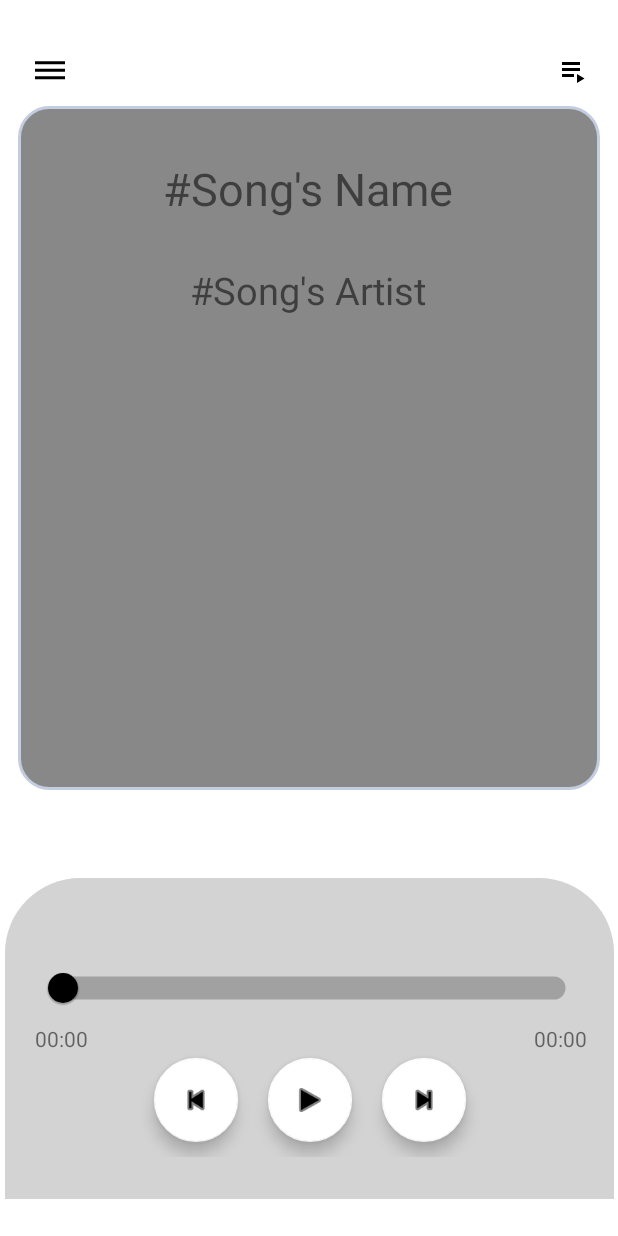
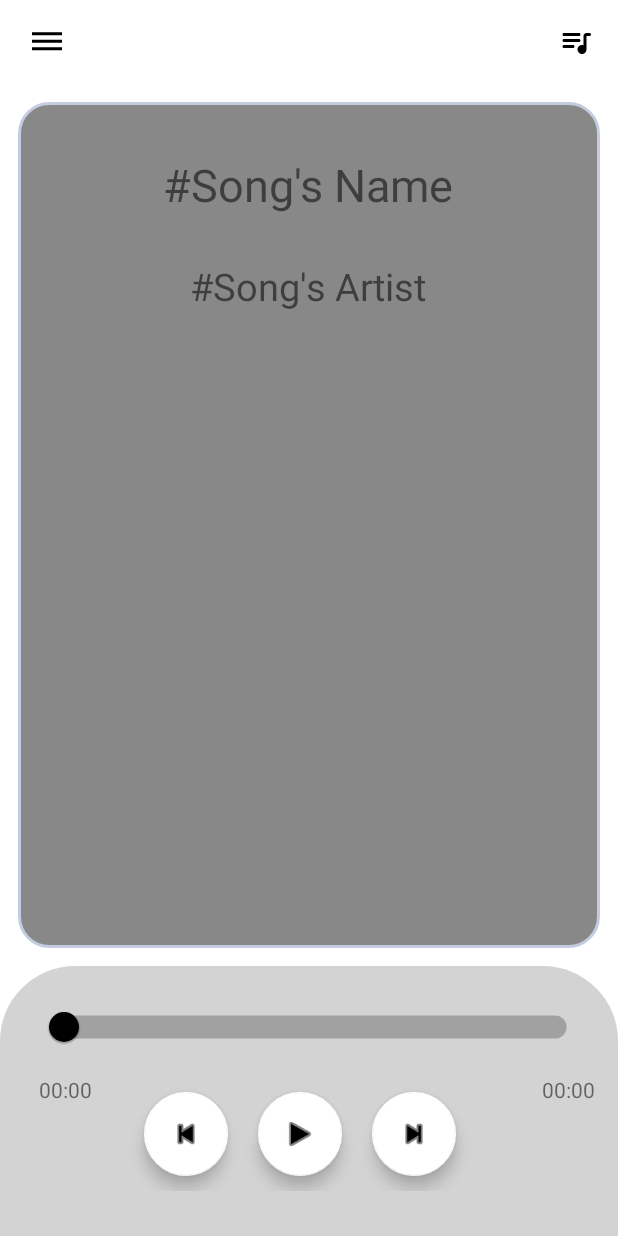
Before and after one commit to MuhammedElsaid/SimpleMusicApp, an Android app: the screen it shows after launch (MainActivity), on a phone screen of 412 x 824 dp. Run offline under Robolectric (Android 15) with nearby library versions, the phone set to English and light mode, and no system bars; our stand-ins replace navigation-ui.

Commit message:
Made some adjustments

```diff
--- a/app/src/main/java/com/tobi/simplemusicapp/MainActivity.java
+++ b/app/src/main/java/com/tobi/simplemusicapp/MainActivity.java
@@ -82,7 +82,7 @@ public class MainActivity extends AppCompatActivity {
 
         FloatingActionButton showPlaylistButton = findViewById(R.id.showPlaylistButton);
 
-        AbsoluteLayout mainLayout = findViewById(R.id.fragmentHolder);
+        LinearLayout mainLayout = findViewById(R.id.fragmentHolder);
         LayoutInflater inflater = (LayoutInflater)getSystemService(Context.LAYOUT_INFLATER_SERVICE);
 
         if(songFragmentView == null)
@@ -123,7 +123,7 @@ public class MainActivity extends AppCompatActivity {
         });
     }
 
-    public void ShowFragment(View view, AbsoluteLayout layout){
+    public void ShowFragment(View view, LinearLayout layout){
 
         if(view != songFragmentView){
             showSongFragmentButton.setVisibility(View.INVISIBLE);
@@ -141,7 +141,7 @@ public class MainActivity extends AppCompatActivity {
         layout.removeView(layout.getChildAt((0)));
         layout.addView(view, 0);
 
-        layout.animate().setDuration(300).translationY(50);
+        layout.animate().setDuration(250).translationY(0);
     }
 
     @Override
--- /dev/null
+++ b/app/src/main/res/drawable/ic_queue_music.xml
@@ -0,0 +1,9 @@
+<vector xmlns:android="http://schemas.android.com/apk/res/android"
+    android:width="24dp"
+    android:height="24dp"
+    android:viewportWidth="24"
+    android:viewportHeight="24">
+  <path
+      android:fillColor="#FF000000"
+      android:pathData="M14,6L4,6c-0.55,0 -1,0.45 -1,1s0.45,1 1,1h10c0.55,0 1,-0.45 1,-1s-0.45,-1 -1,-1zM14,10L4,10c-0.55,0 -1,0.45 -1,1s0.45,1 1,1h10c0.55,0 1,-0.45 1,-1s-0.45,-1 -1,-1zM4,16h6c0.55,0 1,-0.45 1,-1s-0.45,-1 -1,-1L4,14c-0.55,0 -1,0.45 -1,1s0.45,1 1,1zM19,6c-1.1,0 -2,0.9 -2,2v6.18c-0.31,-0.11 -0.65,-0.18 -1,-0.18 -1.84,0 -3.28,1.64 -2.95,3.54 0.21,1.21 1.2,2.2 2.41,2.41 1.9,0.33 3.54,-1.11 3.54,-2.95L19,8h2c0.55,0 1,-0.45 1,-1s-0.45,-1 -1,-1h-2z"/>
+</vector>
--- a/app/src/main/res/layout/activity_main.xml
+++ b/app/src/main/res/layout/activity_main.xml
@@ -5,109 +5,92 @@
     android:layout_width="match_parent"
     android:animateLayoutChanges="true"
     android:layout_height="match_parent"
+    android:background="@color/white"
     tools:context=".MainActivity">
 
     <com.google.android.material.floatingactionbutton.FloatingActionButton
 
+        android:id="@+id/showSongsButton"
         style="@style/Widget.MaterialComponents.Button.UnelevatedButton"
-        app:borderWidth="0dp"
-        app:rippleColor="@color/gray"
-        app:srcCompat="@drawable/ic_baseline_dehaze_24"
-        android:id="@+id/showSongsButton"
         android:layout_width="wrap_content"
         android:layout_height="wrap_content"
-        android:layout_marginStart="5dp"
-        android:layout_marginEnd="352dp"
-        android:layout_marginBottom="500dp"
+        android:layout_marginStart="3dp"
+        android:backgroundTint="@color/white"
         android:visibility="invisible"
-        android:backgroundTint="@color/white"
-        app:layout_constraintBottom_toTopOf="@+id/constraintLayout"
-        app:layout_constraintEnd_toEndOf="parent"
-        app:layout_constraintHorizontal_bias="0.0"
+        app:borderWidth="0dp"
         app:layout_constraintStart_toStartOf="parent"
-        app:layout_constraintTop_toTopOf="parent" />
+        app:layout_constraintTop_toTopOf="parent"
+        app:rippleColor="@color/gray"
+        app:srcCompat="@drawable/ic_baseline_dehaze_24" />
 
     <com.google.android.material.floatingactionbutton.FloatingActionButton
         android:id="@+id/backButton"
         style="@style/Widget.MaterialComponents.Button.UnelevatedButton"
-        app:borderWidth="0dp"
-        app:rippleColor="@color/gray"
-        app:srcCompat="@drawable/ic_baseline_arrow_back_ios_24"
         android:layout_width="wrap_content"
         android:layout_height="wrap_content"
-        android:layout_marginStart="5dp"
-        android:layout_marginEnd="352dp"
-        android:layout_marginBottom="500dp"
+        android:layout_marginStart="3dp"
         android:backgroundTint="@color/white"
-        app:layout_constraintBottom_toTopOf="@+id/constraintLayout"
-        app:layout_constraintEnd_toEndOf="parent"
-        app:layout_constraintHorizontal_bias="0.0"
+        app:borderWidth="0dp"
         app:layout_constraintStart_toStartOf="parent"
-        app:layout_constraintTop_toTopOf="parent" />
+        app:layout_constraintTop_toTopOf="parent"
+        app:rippleColor="@color/gray"
+        app:srcCompat="@drawable/ic_baseline_arrow_back_ios_24" />
 
     <com.google.android.material.floatingactionbutton.FloatingActionButton
+        android:id="@+id/showPlaylistButton"
         style="@style/Widget.MaterialComponents.Button.UnelevatedButton"
-        app:borderWidth="0dp"
-        app:rippleColor="@color/gray"
-        app:srcCompat="@drawable/ic_baseline_playlist_play_24"
-        android:id="@+id/showPlaylistButton"
         android:layout_width="wrap_content"
         android:layout_height="wrap_content"
-        android:layout_marginStart="356dp"
-        android:layout_marginEnd="1dp"
-        android:layout_marginBottom="500dp"
         android:backgroundTint="@color/white"
-        app:layout_constraintBottom_toTopOf="@+id/constraintLayout"
+        app:borderWidth="0dp"
         app:layout_constraintEnd_toEndOf="parent"
-        app:layout_constraintHorizontal_bias="1.0"
-        app:layout_constraintStart_toStartOf="parent"
-        app:layout_constraintTop_toTopOf="parent" />
+        app:layout_constraintTop_toTopOf="parent"
+        app:rippleColor="@color/gray"
+        app:srcCompat="@drawable/ic_queue_music" />
 
-    <AbsoluteLayout
+    <LinearLayout
         android:id="@+id/fragmentHolder"
         android:layout_width="match_parent"
-        android:layout_height="480dp"
-        android:layout_marginTop="25dp"
-        android:translationY="520dp"
-        app:layout_constraintEnd_toEndOf="parent"
-        app:layout_constraintHorizontal_bias="1.0"
-        app:layout_constraintStart_toStartOf="parent"
-        app:layout_constraintTop_toTopOf="parent"
-        app:layout_constraintVertical_bias="1.0">
-    </AbsoluteLayout>
-
+        android:layout_height="0dp"
+        android:layout_margin="12dp"
+        android:orientation="vertical"
+        app:layout_constraintBottom_toTopOf="@+id/constraintLayout4"
+        app:layout_constraintTop_toBottomOf="@+id/showSongsButton"
+        tools:layout_editor_absoluteX="12dp"></LinearLayout>
 
     <androidx.constraintlayout.widget.ConstraintLayout
-        android:id="@+id/constraintLayout"
-        android:layout_width="412dp"
-        android:layout_height="183dp"
-        android:layout_marginTop="548dp"
-        android:background="@color/white"
-        app:layout_constraintBottom_toBottomOf="parent"
-        app:layout_constraintEnd_toEndOf="parent"
-        app:layout_constraintStart_toStartOf="parent"
-        app:layout_constraintTop_toTopOf="parent" />
-
-
-    <androidx.constraintlayout.widget.ConstraintLayout
-        android:layout_width="406dp"
-        android:layout_height="214dp"
-        android:layout_marginTop="485dp"
+        android:id="@+id/constraintLayout4"
+        android:layout_width="match_parent"
+        android:layout_height="180dp"
         android:background="@drawable/rounded_layout_shape"
         app:layout_constraintBottom_toBottomOf="parent"
         app:layout_constraintEnd_toEndOf="parent"
-        app:layout_constraintStart_toStartOf="parent"
-        app:layout_constraintTop_toBottomOf="@+id/showSongsButton">
+        app:layout_constraintStart_toStartOf="parent">
+
+        <com.google.android.material.slider.Slider
+            android:id="@+id/timelineSlider"
+            android:layout_width="370dp"
+            android:layout_height="wrap_content"
+            android:layout_marginBottom="99dp"
+            android:contentDescription="@string/app_name"
+            android:valueFrom="0.0"
+            android:valueTo="100.0"
+            app:labelBehavior="gone"
+            app:layout_constraintBottom_toBottomOf="parent"
+            app:layout_constraintEnd_toEndOf="parent"
+            app:layout_constraintStart_toStartOf="parent"
+            app:layout_constraintTop_toTopOf="parent"
+            app:trackHeight="15dp" />
 
         <LinearLayout
             android:id="@+id/linearLayout"
             android:layout_width="wrap_content"
             android:layout_height="wrap_content"
             android:layout_gravity="bottom|center"
-            android:layout_marginStart="92dp"
-            android:layout_marginTop="12dp"
-            android:layout_marginEnd="92dp"
-            android:layout_marginBottom="28dp"
+            android:layout_marginStart="86dp"
+            android:layout_marginTop="1dp"
+            android:layout_marginEnd="98dp"
+            android:layout_marginBottom="22dp"
             android:clipChildren="false"
             android:clipToOutline="false"
             android:clipToPadding="false"
@@ -142,52 +125,34 @@
                 app:srcCompat="@android:drawable/ic_media_next" />
         </LinearLayout>
 
-        <com.google.android.material.slider.Slider
-            android:id="@+id/timelineSlider"
-            android:layout_width="370dp"
-            android:layout_height="58dp"
-            android:layout_gravity="bottom|center"
-            android:layout_marginStart="20dp"
-            android:layout_marginTop="548dp"
-            android:layout_marginEnd="21dp"
-            android:contentDescription="@string/app_name"
-            android:valueFrom="0.0"
-            android:valueTo="100.0"
-            app:labelBehavior="gone"
-            app:layout_constraintBottom_toTopOf="@+id/currentPosText"
-            app:layout_constraintEnd_toEndOf="parent"
+        <TextView
+            android:id="@+id/durationText"
+            android:layout_width="wrap_content"
+            android:layout_height="wrap_content"
+            android:layout_gravity="bottom|right"
+            android:layout_marginStart="26dp"
+            android:layout_marginEnd="25dp"
+            android:layout_marginBottom="80dp"
+            android:text="00:00"
+            app:layout_constraintBottom_toBottomOf="parent"
+            app:layout_constraintEnd_toStartOf="@+id/linearLayout"
             app:layout_constraintStart_toStartOf="parent"
-            app:layout_constraintTop_toBottomOf="@+id/currentPosText"
-            app:trackHeight="15dp" />
+            app:layout_constraintTop_toBottomOf="@+id/timelineSlider" />
 
         <TextView
             android:id="@+id/currentPosText"
             android:layout_width="wrap_content"
             android:layout_height="wrap_content"
             android:layout_gravity="bottom|left"
-            android:layout_marginStart="37dp"
-            android:layout_marginEnd="20dp"
-            android:layout_marginBottom="97dp"
+            android:layout_marginStart="47dp"
+            android:layout_marginEnd="16dp"
+            android:layout_marginBottom="80dp"
             android:text="00:00"
             app:layout_constraintBottom_toBottomOf="parent"
             app:layout_constraintEnd_toEndOf="parent"
             app:layout_constraintStart_toEndOf="@+id/linearLayout"
             app:layout_constraintTop_toBottomOf="@+id/timelineSlider" />
-
-        <TextView
-            android:id="@+id/durationText"
-            android:layout_width="wrap_content"
-            android:layout_height="wrap_content"
-            android:layout_gravity="bottom|right"
-            android:layout_marginStart="21dp"
-            android:layout_marginEnd="36dp"
-            android:layout_marginBottom="97dp"
-            android:text="00:00"
-            app:layout_constraintBottom_toBottomOf="parent"
-            app:layout_constraintEnd_toStartOf="@+id/linearLayout"
-            app:layout_constraintStart_toStartOf="parent"
-            app:layout_constraintTop_toBottomOf="@+id/timelineSlider" />
-
     </androidx.constraintlayout.widget.ConstraintLayout>
 
+
 </androidx.constraintlayout.widget.ConstraintLayout>
--- a/app/src/main/res/layout/fragment_first.xml
+++ b/app/src/main/res/layout/fragment_first.xml
@@ -5,7 +5,6 @@
     android:layout_width="match_parent"
     android:layout_height="match_parent"
     tools:context=".FirstFragment"
-    android:padding="15dp"
     android:orientation="vertical">
 
     <TextView
--- a/app/src/main/res/layout/fragment_playlist_lists.xml
+++ b/app/src/main/res/layout/fragment_playlist_lists.xml
@@ -5,7 +5,6 @@
     android:layout_width="match_parent"
     android:layout_height="match_parent"
     tools:context=".PlaylistLists"
-    android:padding="15dp"
     android:orientation="vertical">
 
     <androidx.constraintlayout.widget.ConstraintLayout
--- a/app/src/main/res/layout/fragment_second.xml
+++ b/app/src/main/res/layout/fragment_second.xml
@@ -7,20 +7,18 @@
     tools:context=".SecondFragment">
 
     <LinearLayout
-        android:layout_margin="12dp"
         android:orientation="vertical"
         android:layout_width="match_parent"
         android:layout_height="match_parent"
+        android:layout_gravity="start|fill_vertical|fill"
         android:background="@drawable/rounded_corner_linear_layout">
-
         <TextView
             android:layout_width="wrap_content"
             android:layout_height="wrap_content"
             android:text="#Song's Name"
             android:layout_gravity="center"
             android:layout_marginTop="30dp"
-            android:textSize="30dp"
-            />
+            android:textSize="30dp" />
 
         <TextView
             android:layout_width="wrap_content"
--- a/app/src/main/res/values-night/themes.xml
+++ b/app/src/main/res/values-night/themes.xml
@@ -2,7 +2,7 @@
     <!-- Base application theme. -->
     <style name="Theme.SimpleMusicApp" parent="Theme.MaterialComponents.DayNight.DarkActionBar">
         <!-- Primary brand color. -->
-        <item name="colorPrimary">@color/black</item>
+        <item name="colorPrimary">@color/white</item>
         <item name="colorPrimaryVariant">@color/gray</item>
         <item name="colorOnPrimary">@color/black</item>
         <!-- Secondary brand color. -->
```
Also changed, not shown: 87 other files.
